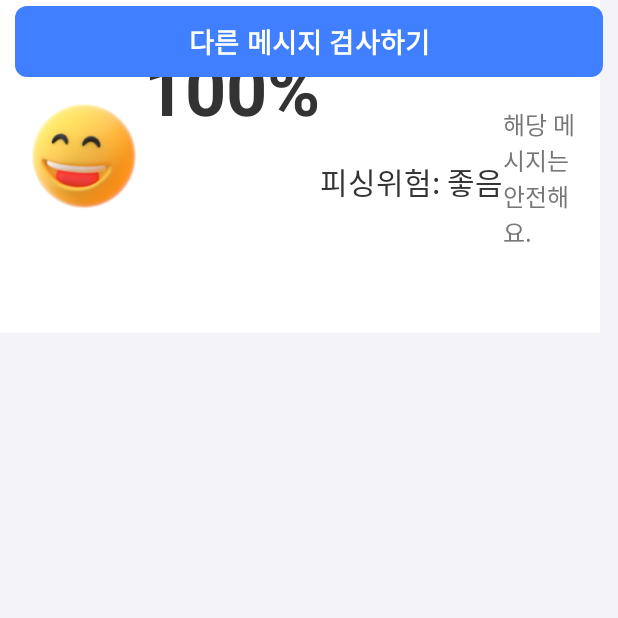
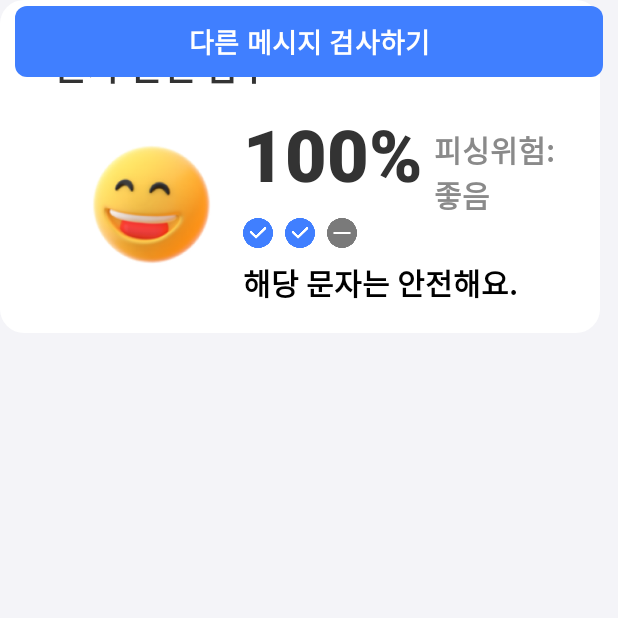
Before and after one commit to Cl-PaaS/FrontEnd, an Android app: the ResultActivity screen opened directly, with no data from a screen before it, on a phone screen of 412 x 824 dp, the top half of it. Run offline under Robolectric (Android 15) with nearby library versions, the phone set to English and light mode, and no system bars; 1 statement that could not run was skipped.

Commit message:
Update result xml ui

```diff
--- a/app/src/main/java/com/example/clpaas_frontend/MainActivity.java
+++ b/app/src/main/java/com/example/clpaas_frontend/MainActivity.java
@@ -88,7 +88,7 @@ public class MainActivity extends AppCompatActivity {
         });
         TextView descriptionTextView = findViewById(R.id.mainDescriptionTextView);
 
-        String text = "땡땡님, 지금까지 \n12번 만큼 \n폰을 지켰어요!";
+        String text = "해송님, 지금까지 \n10번 만큼 \n폰을 지켰어요!";
         SpannableString spannable = new SpannableString(text);
 
         // "땡땡" 부분을 굵게 설정
--- /dev/null
+++ b/app/src/main/res/drawable/rounded_box.xml
@@ -0,0 +1,5 @@
+<!-- res/drawable/rounded_box.xml -->
+<shape xmlns:android="http://schemas.android.com/apk/res/android">
+    <solid android:color="#FFFFFF" /> <!-- 박스의 배경색 (흰색) -->
+    <corners android:radius="16dp" />  <!-- 모서리를 둥글게 만드는 반경 -->
+</shape>
--- a/app/src/main/res/layout/activity_main.xml
+++ b/app/src/main/res/layout/activity_main.xml
@@ -13,19 +13,21 @@
         android:layout_height="21dp"
         android:src="@drawable/nugushow_white1"
         tools:layout_editor_absoluteX="20dp"
-        tools:layout_editor_absoluteY="50dp" />
+        tools:layout_editor_absoluteY="50dp"
+        tools:ignore="MissingConstraints" />
 
     <TextView
         android:id="@+id/mainDescriptionTextView"
         android:layout_width="wrap_content"
         android:layout_height="wrap_content"
         android:gravity="left"
-        android:text="땡땡님, 지금까지 \n12번 만큼 \n폰을 지켰어요!"
+        android:text="해송님, 지금까지 \n10번 만큼 \n폰을 지켰어요!"
         android:textColor="#FFFFFF"
         android:textSize="28sp"
         android:layout_marginTop="8dp"
         tools:layout_editor_absoluteX="32dp"
-        tools:layout_editor_absoluteY="107dp" />
+        tools:layout_editor_absoluteY="107dp"
+        tools:ignore="MissingConstraints" />
 
     <ImageView
         android:id="@+id/smallLockIcon"
@@ -33,7 +35,8 @@
         android:layout_height="20dp"
         android:src="@drawable/small_lockin"
         tools:layout_editor_absoluteX="40dp"
-        tools:layout_editor_absoluteY="260dp" />
+        tools:layout_editor_absoluteY="260dp"
+        tools:ignore="MissingConstraints" />
 
     <TextView
         android:id="@+id/hashTagTextView"
@@ -47,7 +50,8 @@
         android:textSize="18sp"
         android:textStyle="bold"
         tools:layout_editor_absoluteX="32dp"
-        tools:layout_editor_absoluteY="248dp" />
+        tools:layout_editor_absoluteY="248dp"
+        tools:ignore="MissingConstraints" />
 
     <ImageView
         android:id="@+id/lockIcon"
@@ -55,7 +59,8 @@
         android:layout_height="195dp"
         android:src="@drawable/lockin"
         tools:layout_editor_absoluteX="224dp"
-        tools:layout_editor_absoluteY="248dp" />
+        tools:layout_editor_absoluteY="228dp"
+        tools:ignore="MissingConstraints" />
 
 
     <androidx.cardview.widget.CardView
@@ -65,7 +70,8 @@
         app:cardCornerRadius="17dp"
         app:cardElevation="4dp"
         tools:layout_editor_absoluteX="70dp"
-        tools:layout_editor_absoluteY="450dp">
+        tools:layout_editor_absoluteY="410dp"
+        tools:ignore="MissingConstraints">
 
         <!-- 내부 ConstraintLayout -->
         <androidx.constraintlayout.widget.ConstraintLayout
@@ -133,7 +139,8 @@
         android:layout_height="wrap_content"
         android:orientation="horizontal"
         tools:layout_editor_absoluteX="186dp"
-        tools:layout_editor_absoluteY="762dp">
+        tools:layout_editor_absoluteY="762dp"
+        tools:ignore="MissingConstraints">
 
     </LinearLayout>
 
@@ -142,5 +149,6 @@
         android:layout_height="40dp"
         android:src="@drawable/indicator"
         tools:layout_editor_absoluteX="184dp"
-        tools:layout_editor_absoluteY="792dp" />
+        tools:layout_editor_absoluteY="742dp"
+        tools:ignore="MissingConstraints" />
 </androidx.constraintlayout.widget.ConstraintLayout>
--- a/app/src/main/res/layout/activity_result.xml
+++ b/app/src/main/res/layout/activity_result.xml
@@ -7,74 +7,149 @@
     android:background="#F4F4F8"
     tools:context=".ResultActivity">
 
-    <!-- Title -->
     <ImageView
         android:id="@+id/resultTitleTextImage"
         android:layout_width="100dp"
         android:layout_height="21dp"
         android:src="@drawable/nugushow_blue"
         tools:layout_editor_absoluteX="20dp"
-        tools:layout_editor_absoluteY="50dp" />
+        tools:layout_editor_absoluteY="50dp"
+        tools:ignore="MissingConstraints" />
 
     <TextView
         android:id="@+id/subtitleTextView"
         android:layout_width="wrap_content"
         android:layout_height="wrap_content"
-        android:text="땡땡님의 진단 결과예요."
+        android:text="해송님의 문자 진단 결과예요."
         android:textStyle="bold"
         android:textColor="#333333"
-        android:textSize="25sp"
+        android:textSize="26sp"
         tools:layout_editor_absoluteX="33dp"
-        tools:layout_editor_absoluteY="102dp" />
+        tools:layout_editor_absoluteY="102dp"
+        tools:ignore="MissingConstraints" />
 
     <LinearLayout
         android:id="@+id/resultBox"
         android:layout_width="400dp"
         android:layout_height="222dp"
-        android:background="#FFFFFF"
+
         android:padding="16dp"
-        tools:layout_editor_absoluteX="5dp"
-        tools:layout_editor_absoluteY="167dp">
+        android:orientation="vertical"
+        android:background="@drawable/rounded_box"
+        tools:layout_editor_absoluteX="16dp"
+        tools:layout_editor_absoluteY="169dp"
+        tools:ignore="MissingConstraints">
 
+        <!-- Message Safety Score (TextView on top, left-aligned) -->
+        <TextView
+            android:id="@+id/scoreSafeTextView"
+            android:layout_width="wrap_content"
+            android:layout_height="wrap_content"
+            android:text="문자 안전 점수"
+            android:textColor="#333333"
+            android:textSize="24sp"
+            android:textStyle="bold"
+            android:layout_gravity="start"
+            android:layout_marginLeft="20dp"
+            android:layout_marginTop="10dp"/>
+
+        <!-- Horizontal Layout for Emoji and Texts -->
+        <LinearLayout
+            android:layout_width="wrap_content"
+            android:layout_height="wrap_content"
+            android:orientation="horizontal"
+            android:gravity="center_vertical"
+            android:layout_marginTop="8dp"
+            android:layout_marginLeft="40dp">
+
+            <!-- Emoji Image -->
             <ImageView
                 android:id="@+id/emojiImageView"
-            android:layout_width="80dp"
-            android:layout_height="176dp"
-            android:src="@drawable/result_100" />
+                android:layout_width="90dp"
+                android:layout_height="90dp"
+                android:src="@drawable/result_100"
+                android:layout_marginEnd="16dp" />
 
+            <!-- Vertical Layout for Score, Icons, and Safe Message -->
+            <LinearLayout
+                android:layout_width="wrap_content"
+                android:layout_height="wrap_content"
+                android:orientation="vertical"
+                android:gravity="center_vertical">
+
+                <!-- Horizontal Layout for Score and Result Text -->
+                <LinearLayout
+                    android:layout_width="wrap_content"
+                    android:layout_height="wrap_content"
+                    android:orientation="horizontal">
+
+                    <!-- Score Text -->
                     <TextView
                         android:id="@+id/scoreTextView"
                         android:layout_width="wrap_content"
                         android:layout_height="wrap_content"
-
-            android:layout_marginTop="10dp"
                         android:text="80%"
+                        android:fontFamily="sans-serif-black"
                         android:textColor="#333333"
                         android:textSize="48sp"
                         android:textStyle="bold" />
 
-        <!-- Message -->
+                    <!-- Result Text (Right of Score) -->
                     <TextView
                         android:id="@+id/resultTextView"
                         android:layout_width="wrap_content"
                         android:layout_height="wrap_content"
+                        android:text="/좋음"
+                        android:textColor="#8A8A8A"
+                        android:textSize="20sp"
+                        android:textStyle="bold"
                         android:layout_gravity="center"
-            android:layout_marginTop="10dp"
-            android:text="/좋음"
-            android:textColor="#333333"
-            android:textSize="20sp"
-            android:textStyle="normal" />
+                        android:layout_marginStart="8dp"
+                        android:layout_marginTop="10dp"/>
+                </LinearLayout>
 
+                <!-- Icons Layout -->
+                <LinearLayout
+                    android:layout_width="wrap_content"
+                    android:layout_height="wrap_content"
+                    android:orientation="horizontal"
+                    android:gravity="center"
+                    android:layout_marginTop="5dp">
+
+                    <ImageView
+                        android:id="@+id/mark1ImageView"
+                        android:layout_width="20dp"
+                        android:layout_height="20dp"
+                        android:src="@drawable/bluemark"
+                        android:layout_marginEnd="8dp" />
+
+                    <ImageView
+                        android:id="@+id/mark2ImageView"
+                        android:layout_width="20dp"
+                        android:layout_height="20dp"
+                        android:src="@drawable/bluemark"
+                        android:layout_marginEnd="8dp" />
+
+                    <ImageView
+                        android:id="@+id/mark3ImageView"
+                        android:layout_width="20dp"
+                        android:layout_height="20dp"
+                        android:src="@drawable/greymark" />
+                </LinearLayout>
+
+                <!-- Safe Message Text -->
                 <TextView
                     android:id="@+id/safeMessageTextView"
                     android:layout_width="wrap_content"
                     android:layout_height="wrap_content"
-            android:layout_gravity="center"
-            android:layout_marginTop="8dp"
-            android:text="해당 메시지는 안전해요."
-            android:textColor="#777777"
-            android:textSize="16sp" />
-
+                    android:text="해당 문자는 안전해요."
+                    android:textColor="#000000"
+                    android:textSize="20sp"
+                    android:textStyle="bold"
+                    android:layout_gravity="start"
+                    android:layout_marginTop="8dp" />
+            </LinearLayout>
+        </LinearLayout>
     </LinearLayout>
 
     <Button
@@ -91,6 +166,7 @@
         app:backgroundTint="#407FFF"
         app:cornerRadius="8dp"
         tools:layout_editor_absoluteX="103dp"
-        tools:layout_editor_absoluteY="420dp" />
+        tools:layout_editor_absoluteY="420dp"
+        tools:ignore="MissingConstraints" />
 
 </androidx.constraintlayout.widget.ConstraintLayout>
```
Lines whose indentation alone changed are shown as unchanged.
